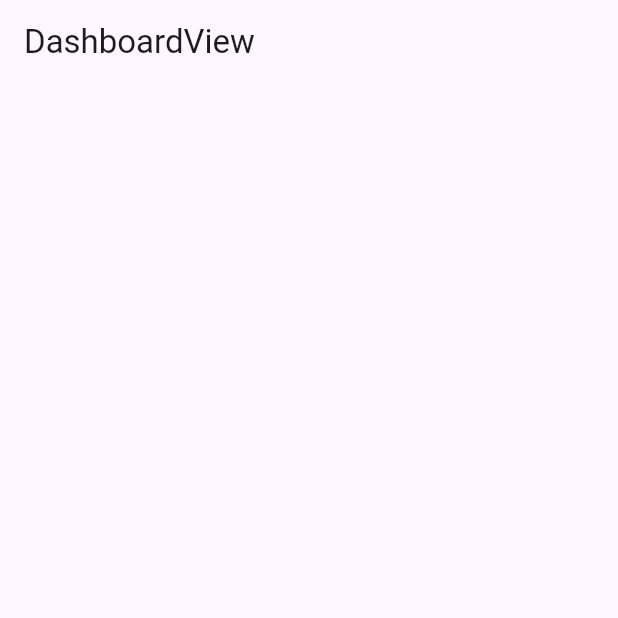
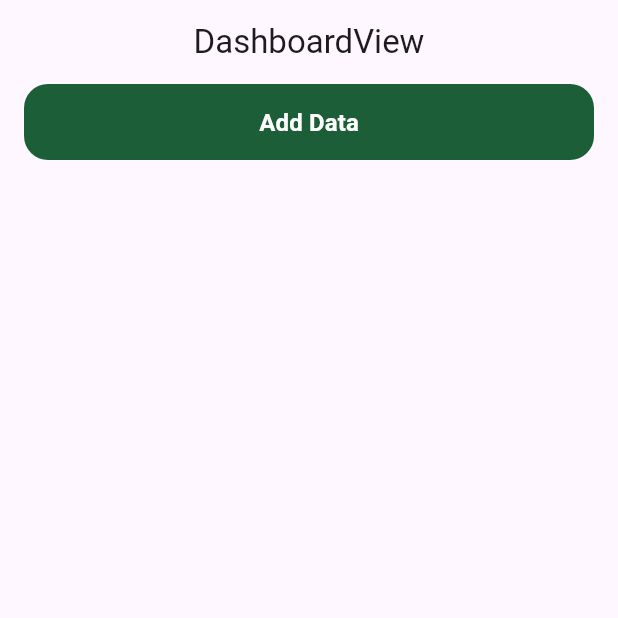
Before and after one commit to He9sham/Fruit-HUB-dashboard, a Flutter app: the screen it shows after launch, on a phone screen of 412 x 824 dp, the top half of it. Run offline on Flutter 3.47's test engine with Material 3 defaults, Android fonts, the phone set to English and light mode, and no system bars; our stand-ins replace firebase_core, flutter_screenutil, google_fonts; accounts and stored records are empty; Roboto replaces fonts that are missing (Cairo).

Commit message:
add data

```diff
--- /dev/null
+++ b/lib/core/widgets/app_text_buttom.dart
@@ -0,0 +1,60 @@
+
+import 'package:commerce_hub_dashboard/core/theming/colors.dart';
+import 'package:flutter/material.dart';
+import 'package:flutter_screenutil/flutter_screenutil.dart';
+
+class AppTextButton extends StatelessWidget {
+  final double? borderRadius;
+  final Color? backgroundColor;
+  final double? horizontalPadding;
+  final double? verticalPadding;
+  final double? buttonWidth;
+  final double? buttonHeight;
+  final String buttonText;
+  final TextStyle textStyle;
+  final VoidCallback onPressed;
+  // final bool? isloading;
+  const AppTextButton({
+    super.key,
+    this.borderRadius,
+    this.backgroundColor,
+    this.horizontalPadding,
+    this.verticalPadding,
+    this.buttonHeight,
+    this.buttonWidth,
+    required this.buttonText,
+    required this.textStyle,
+    required this.onPressed,
+    // this.isloading,
+  });
+
+  @override
+  Widget build(BuildContext context) {
+    return TextButton(
+      style: ButtonStyle(
+        shape: WidgetStateProperty.all<RoundedRectangleBorder>(
+          RoundedRectangleBorder(
+            borderRadius: BorderRadius.circular(borderRadius ?? 16.0),
+          ),
+        ),
+        backgroundColor: WidgetStatePropertyAll(
+          backgroundColor ?? ColorsManager.buttonColor,
+        ),
+        padding: WidgetStateProperty.all<EdgeInsets>(
+          EdgeInsets.symmetric(
+            horizontal: horizontalPadding?.w ?? 12.w,
+            vertical: verticalPadding?.h ?? 14.h,
+          ),
+        ),
+        fixedSize: WidgetStateProperty.all(
+          Size(buttonWidth?.w ?? double.maxFinite, buttonHeight ?? 50.h),
+        ),
+      ),
+      onPressed: onPressed,
+      child: Text(
+        buttonText,
+        style: textStyle,
+      ),
+    );
+  }
+}
--- a/lib/features/dashboard/view/dashboard_view.dart
+++ b/lib/features/dashboard/view/dashboard_view.dart
@@ -1,3 +1,5 @@
+import 'package:commerce_hub_dashboard/core/theming/styles.dart';
+import 'package:commerce_hub_dashboard/core/widgets/app_text_buttom.dart';
 import 'package:flutter/material.dart';
 
 class DashboardView extends StatelessWidget {
@@ -6,12 +8,22 @@ class DashboardView extends StatelessWidget {
   Widget build(BuildContext context) {
     return Scaffold(
       appBar: AppBar(
+        centerTitle: true,
         title: const Text('DashboardView'),
       ),
-      body: Column(
-        children: [
-          Container(),
-        ],
+      body: Padding(
+        padding: const EdgeInsets.symmetric(horizontal: 16),
+        child: Column(
+          children: [
+            Center(
+              child: AppTextButton(
+                buttonText: 'Add Data',
+                onPressed: () {},
+                textStyle: Styles.textbuttom16White,
+              ),
+            ),
+          ],
+        ),
       ),
     );
   }
```
